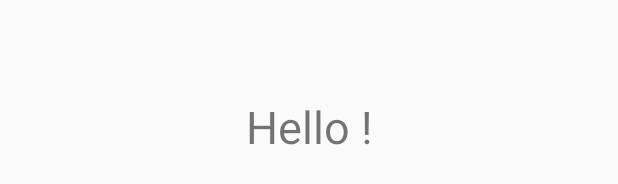
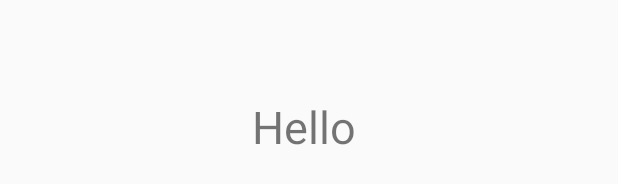
Before and after one commit to seboll13/Bootcamp, an Android app: the layout activity_greeting.xml on its own in the app's theme, with its tools: preview values and no code run, on a phone screen of 412 x 824 dp. Shown: the part 492-676 px from the top of the screen. Run offline under Robolectric (Android 15) with nearby library versions, the phone set to English and light mode, and no system bars.

```diff
--- a/app/src/main/java/ch/epfl/sdp/MainActivity.java
+++ b/app/src/main/java/ch/epfl/sdp/MainActivity.java
@@ -10,7 +10,7 @@ import android.widget.EditText;
 import static android.provider.AlarmClock.EXTRA_MESSAGE;
 
 public class MainActivity extends AppCompatActivity {
-
+    public static final String EXTRA_MESSAGE = "MESSAGE";
     @Override
     protected void onCreate(Bundle savedInstanceState) {
         super.onCreate(savedInstanceState);
@@ -20,7 +20,7 @@ public class MainActivity extends AppCompatActivity {
     /** Called when the user taps the Send button */
     public void sendMessage(View view) {
         Intent intent = new Intent(this, GreetingActivity.class);
-        EditText editText = (EditText) findViewById(R.id.mainName);
+        EditText editText = findViewById(R.id.mainName);
         String message = editText.getText().toString();
         intent.putExtra(EXTRA_MESSAGE, message);
         startActivity(intent);
--- a/app/src/main/res/layout/activity_greeting.xml
+++ b/app/src/main/res/layout/activity_greeting.xml
@@ -10,7 +10,7 @@
         android:id="@+id/greetingMessage"
         android:layout_width="wrap_content"
         android:layout_height="wrap_content"
-        android:text="Hello !"
+        android:text="Hello "
         android:textSize="30sp"
         app:layout_constraintBottom_toBottomOf="parent"
         app:layout_constraintEnd_toEndOf="parent"
--- a/app/src/main/res/layout/activity_main.xml
+++ b/app/src/main/res/layout/activity_main.xml
@@ -23,7 +23,6 @@
         android:layout_height="wrap_content"
         android:ems="10"
         android:inputType="textPersonName"
-        android:text="Enter text..."
         app:layout_constraintBottom_toBottomOf="parent"
         app:layout_constraintEnd_toEndOf="parent"
         app:layout_constraintStart_toStartOf="parent"
```
Also changed, not shown: app/src/main/java/ch/epfl/sdp/GreetingActivity.java (+10 -1 lines), 1 other file.
